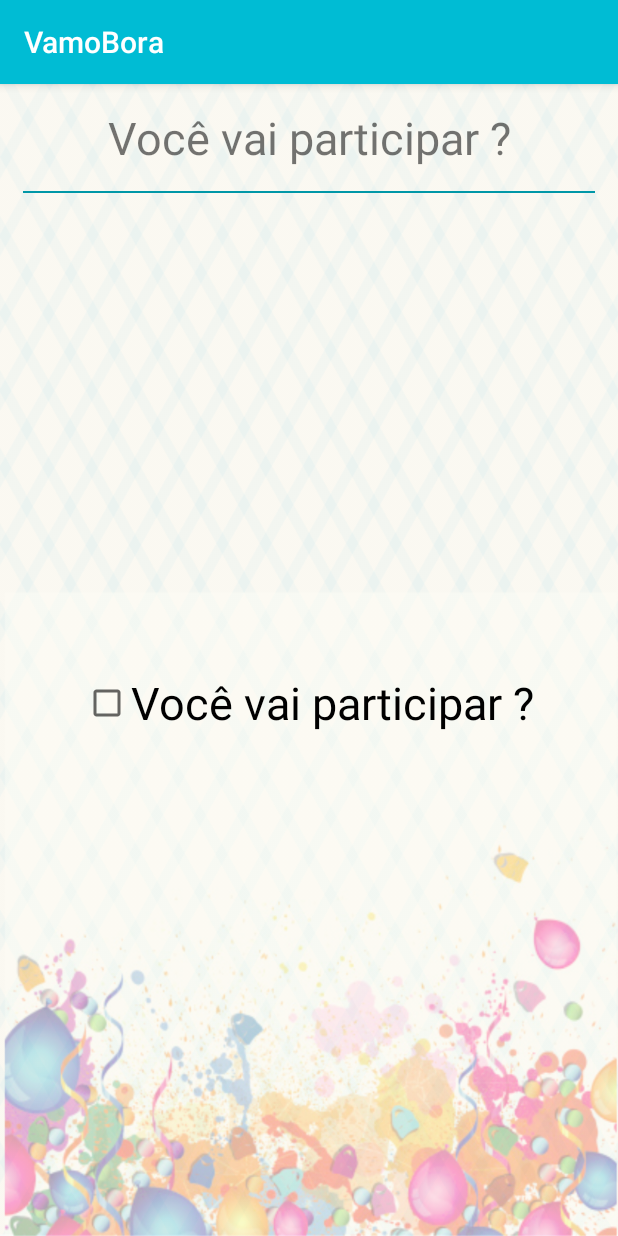
After one commit to wenderson-me/VamoBora, an Android app: the DetailsActivity screen opened directly, with no data from a screen before it, on a phone screen of 412 x 824 dp. The commit adds this screen. Run offline under Robolectric (Android 15) with nearby library versions, the phone set to English and light mode, and no system bars.

Commit message:
base da activity details

```diff
--- a/app/src/main/AndroidManifest.xml
+++ b/app/src/main/AndroidManifest.xml
@@ -9,6 +9,7 @@
         android:roundIcon="@mipmap/iclaucher"
         android:supportsRtl="true"
         android:theme="@style/AppTheme">
+        <activity android:name=".DetailsActivity"/>
         <activity android:name=".MainActivity">
             <intent-filter>
                 <action android:name="android.intent.action.MAIN" />
--- /dev/null
+++ b/app/src/main/java/com/devmaster/vamobora/DetailsActivity.java
@@ -0,0 +1,14 @@
+package com.devmaster.vamobora;
+
+import androidx.appcompat.app.AppCompatActivity;
+
+import android.os.Bundle;
+
+public class DetailsActivity extends AppCompatActivity {
+
+    @Override
+    protected void onCreate(Bundle savedInstanceState) {
+        super.onCreate(savedInstanceState);
+        setContentView(R.layout.activity_details);
+    }
+}
--- /dev/null
+++ b/app/src/main/res/layout/activity_details.xml
@@ -0,0 +1,33 @@
+<?xml version="1.0" encoding="utf-8"?>
+<LinearLayout xmlns:android="http://schemas.android.com/apk/res/android"
+    xmlns:tools="http://schemas.android.com/tools"
+    android:layout_width="match_parent"
+    android:layout_height="match_parent"
+    android:orientation="vertical"
+    android:background="@drawable/background"
+    android:padding="15dp"
+    tools:context=".DetailsActivity">
+
+
+    <TextView
+        android:layout_width="match_parent"
+        android:layout_height="wrap_content"
+        android:text="@string/voc_vai_participar"
+        android:textAlignment="center"
+        android:textSize="30sp" />
+
+    <View
+        android:layout_width="wrap_content"
+        android:layout_height="1dp"
+        android:layout_marginTop="15dp"
+        android:background="@color/colorPrimaryDark" />
+
+    <CheckBox
+        android:layout_width="wrap_content"
+        android:layout_height="0dp"
+       android:layout_weight="1"
+        android:layout_gravity="center"
+        android:text="@string/voc_vai_participar"
+        android:textSize="30sp" />
+
+</LinearLayout>
--- a/app/src/main/res/values/colors.xml
+++ b/app/src/main/res/values/colors.xml
@@ -1,6 +1,11 @@
 <?xml version="1.0" encoding="utf-8"?>
 <resources>
-    <color name="colorPrimary">#6200EE</color>
-    <color name="colorPrimaryDark">#3700B3</color>
-    <color name="colorAccent">#03DAC5</color>
+    <color name="colorPrimary">#00BCd4</color>
+    <color name="colorPrimaryLight">#B2EBF2</color>
+    <color name="colorPrimaryDark">#0097A7</color>
+    <color name="colorAccent">#8bc34a</color>
+    <color name="colorPrimaryText">#505050</color>
+    <color name="colorDivider">#BDBDBD</color>
+    <color name="colorLightGreen">#77bfa3</color>
+    <color name="colorTextWhite">#fff</color>
 </resources>
--- a/app/src/main/res/values/strings.xml
+++ b/app/src/main/res/values/strings.xml
@@ -2,4 +2,5 @@
     <string name="app_name">VamoBora</string>
     <string name="dias_restantes_para_o_fim_do_ano">Dias restantes para o fim do ano</string>
     <string name="_165_dias">165 Dias</string>
+    <string name="voc_vai_participar">Você vai participar ?</string>
 </resources>
```
